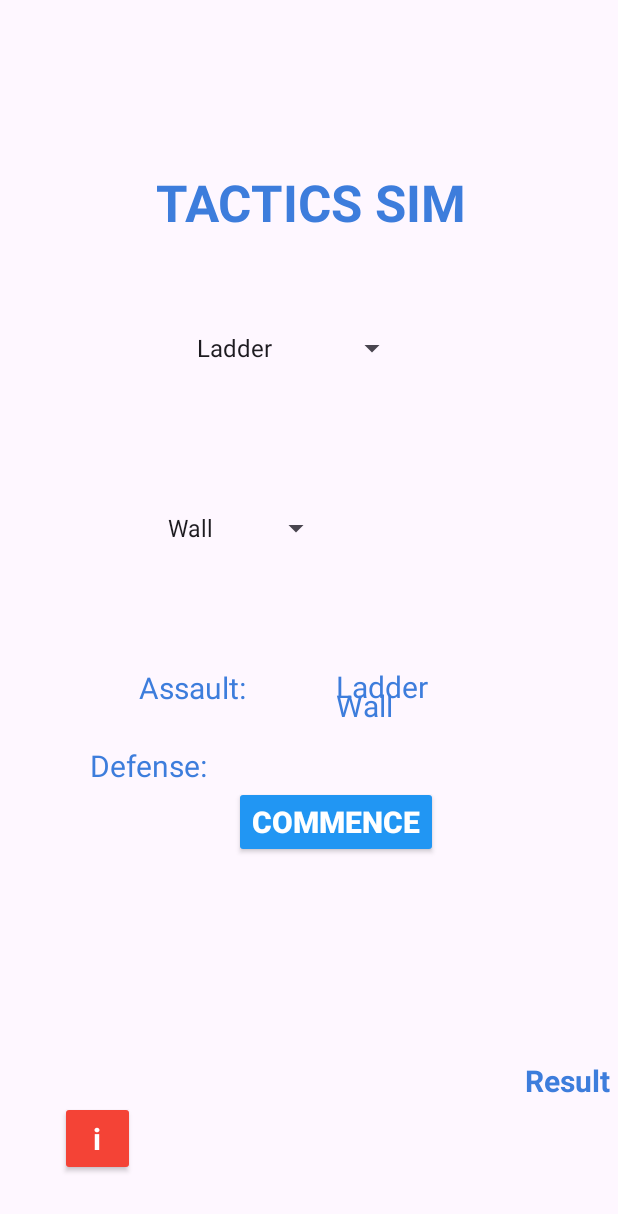
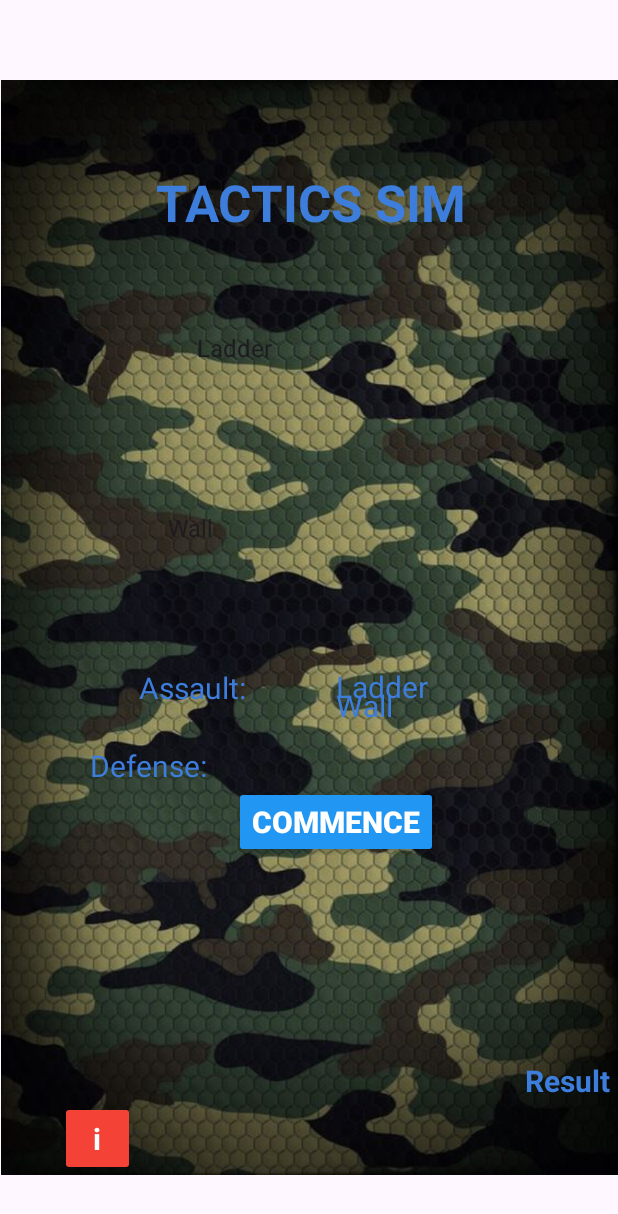
Before and after one commit to Palpha01/AASAssessment2pt1Calculator, an Android app: the screen it shows after launch (MainActivity), on a phone screen of 412 x 824 dp. Shown: the top 1214 px of the screen. Run offline under Robolectric (Android 15) with nearby library versions, the phone set to English and light mode, and no system bars.

Commit message:
Update activity_main.xml

```diff
--- a/app/src/main/res/layout/activity_main.xml
+++ b/app/src/main/res/layout/activity_main.xml
@@ -16,7 +16,7 @@
         app:layout_constraintStart_toStartOf="parent"
         app:layout_constraintTop_toTopOf="parent"
         app:layout_constraintVertical_bias="0.571"
-        app:srcCompat="@drawable/iphonewarroom" />
+        android:src="@drawable/iphonewarroom" />
 
     <TextView
         android:id="@+id/textView"
```
